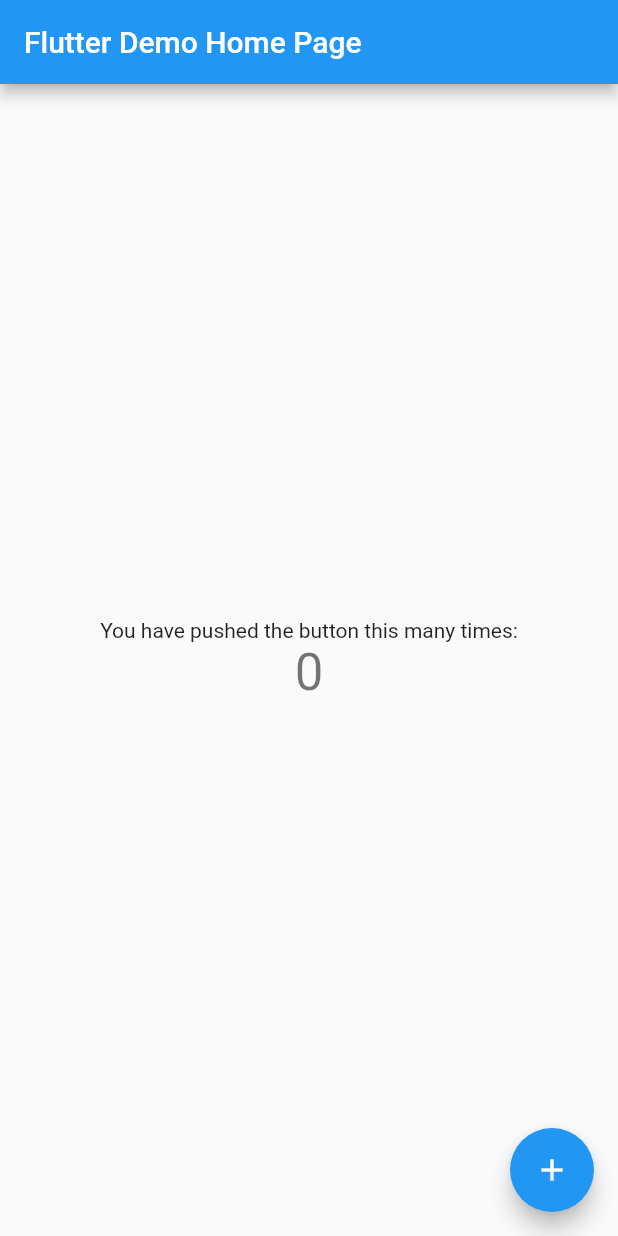
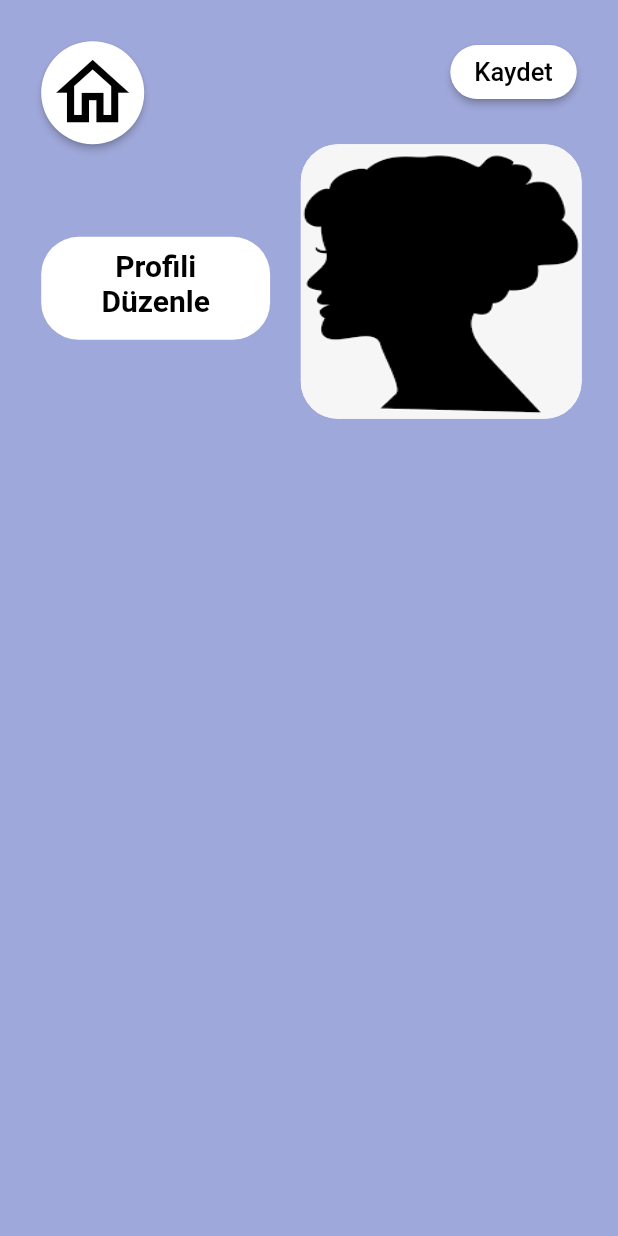
Before and after one commit to alyilmaz99/animal_app, a Flutter app: the screen it shows after launch, on a phone screen of 412 x 824 dp. Run offline on Flutter 3.47's test engine with Material 2 defaults, Android fonts, the phone set to English and light mode, and no system bars.

Commit message:
profile page first look up

```diff
--- /dev/null
+++ b/lib/const/color_const.dart
@@ -0,0 +1,6 @@
+import 'package:flutter/material.dart';
+
+class ColorConst {
+  static const homeButtonBackground = Colors.white;
+  static const homeButtonColor = Colors.black;
+}
--- /dev/null
+++ b/lib/const/text_const.dart
@@ -0,0 +1,5 @@
+class TextConst {
+  static const String profileKaydet = "Kaydet";
+  static const String profile = "Profili";
+  static const String edit = "Düzenle";
+}
--- a/lib/main.dart
+++ b/lib/main.dart
@@ -1,3 +1,4 @@
+import 'package:animal_app/view/profile_page_view.dart';
 import 'package:flutter/material.dart';
 
 void main() {
@@ -10,106 +11,10 @@ class MyApp extends StatelessWidget {
   // This widget is the root of your application.
   @override
   Widget build(BuildContext context) {
-    return MaterialApp(
+    return const MaterialApp(
+      debugShowCheckedModeBanner: false,
       title: 'Flutter Demo',
-      theme: ThemeData(
-        // This is the theme of your application.
-        //
-        // Try running your application with "flutter run". You'll see the
-        // application has a blue toolbar. Then, without quitting the app, try
-        // changing the primarySwatch below to Colors.green and then invoke
-        // "hot reload" (press "r" in the console where you ran "flutter run",
-        // or simply save your changes to "hot reload" in a Flutter IDE).
-        // Notice that the counter didn't reset back to zero; the application
-        // is not restarted.
-        primarySwatch: Colors.blue,
-      ),
-      home: const MyHomePage(title: 'Flutter Demo Home Page'),
+      home: ProfilePage(),
     );
   }
 }
-
-class MyHomePage extends StatefulWidget {
-  const MyHomePage({Key? key, required this.title}) : super(key: key);
-
-  // This widget is the home page of your application. It is stateful, meaning
-  // that it has a State object (defined below) that contains fields that affect
-  // how it looks.
-
-  // This class is the configuration for the state. It holds the values (in this
-  // case the title) provided by the parent (in this case the App widget) and
-  // used by the build method of the State. Fields in a Widget subclass are
-  // always marked "final".
-
-  final String title;
-
-  @override
-  State<MyHomePage> createState() => _MyHomePageState();
-}
-
-class _MyHomePageState extends State<MyHomePage> {
-  int _counter = 0;
-
-  void _incrementCounter() {
-    setState(() {
-      // This call to setState tells the Flutter framework that something has
-      // changed in this State, which causes it to rerun the build method below
-      // so that the display can reflect the updated values. If we changed
-      // _counter without calling setState(), then the build method would not be
-      // called again, and so nothing would appear to happen.
-      _counter++;
-    });
-  }
-
-  @override
-  Widget build(BuildContext context) {
-    // This method is rerun every time setState is called, for instance as done
-    // by the _incrementCounter method above.
-    //
-    // The Flutter framework has been optimized to make rerunning build methods
-    // fast, so that you can just rebuild anything that needs updating rather
-    // than having to individually change instances of widgets.
-    return Scaffold(
-      appBar: AppBar(
-        // Here we take the value from the MyHomePage object that was created by
-        // the App.build method, and use it to set our appbar title.
-        title: Text(widget.title),
-      ),
-      body: Center(
-        // Center is a layout widget. It takes a single child and positions it
-        // in the middle of the parent.
-        child: Column(
-          // Column is also a layout widget. It takes a list of children and
-          // arranges them vertically. By default, it sizes itself to fit its
-          // children horizontally, and tries to be as tall as its parent.
-          //
-          // Invoke "debug painting" (press "p" in the console, choose the
-          // "Toggle Debug Paint" action from the Flutter Inspector in Android
-          // Studio, or the "Toggle Debug Paint" command in Visual Studio Code)
-          // to see the wireframe for each widget.
-          //
-          // Column has various properties to control how it sizes itself and
-          // how it positions its children. Here we use mainAxisAlignment to
-          // center the children vertically; the main axis here is the vertical
-          // axis because Columns are vertical (the cross axis would be
-          // horizontal).
-          mainAxisAlignment: MainAxisAlignment.center,
-          children: <Widget>[
-            const Text(
-              'You have pushed the button this many times:',
-            ),
-            Text(
-              '$_counter',
-              style: Theme.of(context).textTheme.headline4,
-            ),
-          ],
-        ),
-      ),
-      floatingActionButton: FloatingActionButton(
-        onPressed: _incrementCounter,
-        tooltip: 'Increment',
-        child: const Icon(Icons.add),
-      ), // This trailing comma makes auto-formatting nicer for build methods.
-    );
-  }
-}
--- /dev/null
+++ b/lib/view/profile_page_view.dart
@@ -0,0 +1,62 @@
+import 'package:animal_app/const/color_const.dart';
+import 'package:animal_app/const/text_const.dart';
+import 'package:animal_app/widget/edit_profile.dart';
+import 'package:animal_app/widget/home_button.dart';
+import 'package:animal_app/widget/save_button.dart';
+import 'package:flutter/cupertino.dart';
+import 'package:flutter/material.dart';
+import 'package:flutter/src/foundation/key.dart';
+import 'package:flutter/src/widgets/framework.dart';
+
+class ProfilePage extends StatelessWidget {
+  const ProfilePage({Key? key}) : super(key: key);
+
+  @override
+  Widget build(BuildContext context) {
+    var screenSize = MediaQuery.of(context).size;
+    var screenWidth = screenSize.width;
+    var screenHeight = screenSize.height;
+
+    return Container(
+      color: Colors.indigo.shade200,
+      child: Column(
+        children: [
+          Row(
+            children: [
+              Container(
+                alignment: Alignment.topLeft,
+                margin: EdgeInsets.only(
+                    top: screenWidth / 15, left: screenWidth / 15),
+                child: const HomeButton(),
+              ),
+              Expanded(child: Container()),
+              Container(
+                alignment: Alignment.topRight,
+                margin: EdgeInsets.only(right: screenWidth / 15),
+                child: const SaveButton(),
+              ),
+            ],
+          ),
+          Row(
+            children: [
+              const EditProfile(),
+              Expanded(child: Container()),
+              Container(
+                width: screenWidth / 2.2,
+                height: screenHeight / 4.5,
+                margin: EdgeInsets.only(right: screenWidth / 17),
+                decoration: BoxDecoration(
+                    color: ColorConst.homeButtonBackground,
+                    borderRadius: BorderRadius.circular(25),
+                    image: const DecorationImage(
+                      image: AssetImage('assets/images.jpg'),
+                      fit: BoxFit.fill,
+                    )),
+              ),
+            ],
+          ),
+        ],
+      ),
+    );
+  }
+}
--- /dev/null
+++ b/lib/widget/edit_profile.dart
@@ -0,0 +1,51 @@
+import 'package:flutter/material.dart';
+import 'package:flutter/src/foundation/key.dart';
+import 'package:flutter/src/widgets/framework.dart';
+
+import '../const/color_const.dart';
+import '../const/text_const.dart';
+
+class EditProfile extends StatelessWidget {
+  const EditProfile({Key? key}) : super(key: key);
+
+  @override
+  Widget build(BuildContext context) {
+    var screenSize = MediaQuery.of(context).size;
+    var screenWidth = screenSize.width;
+    var screenHeight = screenSize.height;
+    return Container(
+      alignment: Alignment.center,
+      height: screenHeight / 12,
+      width: screenWidth / 2.7,
+      margin: EdgeInsets.only(
+          top: screenWidth / 11,
+          left: screenWidth / 15,
+          bottom: screenWidth / 14.5),
+      decoration: BoxDecoration(
+        borderRadius: BorderRadius.circular(25),
+        color: ColorConst.homeButtonBackground,
+      ),
+      child: Column(
+        children: const [
+          SizedBox(
+            height: 8,
+          ),
+          DefaultTextStyle(
+            style: TextStyle(
+                fontSize: 20, color: Colors.black, fontWeight: FontWeight.bold),
+            child: Text(
+              TextConst.profile,
+            ),
+          ),
+          DefaultTextStyle(
+            style: TextStyle(
+                fontSize: 20, color: Colors.black, fontWeight: FontWeight.bold),
+            child: Text(
+              TextConst.edit,
+            ),
+          ),
+        ],
+      ),
+    );
+  }
+}
--- /dev/null
+++ b/lib/widget/home_button.dart
@@ -0,0 +1,35 @@
+import 'package:flutter/material.dart';
+import 'package:flutter/src/foundation/key.dart';
+import 'package:flutter/src/widgets/framework.dart';
+
+import '../const/color_const.dart';
+
+class HomeButton extends StatelessWidget {
+  const HomeButton({Key? key}) : super(key: key);
+
+  @override
+  Widget build(BuildContext context) {
+    var screenSize = MediaQuery.of(context).size;
+    var screenWidth = screenSize.width;
+    var screenHeight = screenSize.height;
+
+    return ElevatedButton(
+      style: ElevatedButton.styleFrom(
+        primary: ColorConst.homeButtonBackground,
+        shape: const CircleBorder(),
+        fixedSize: Size(screenWidth / 6, screenWidth / 6),
+        alignment: Alignment.center,
+        padding: EdgeInsets.zero,
+      ),
+      onPressed: () {},
+      child: Align(
+        alignment: Alignment.center,
+        child: Icon(
+          Icons.home_outlined,
+          size: screenWidth / 7,
+          color: ColorConst.homeButtonColor,
+        ),
+      ),
+    );
+  }
+}
--- /dev/null
+++ b/lib/widget/save_button.dart
@@ -0,0 +1,24 @@
+import 'package:flutter/material.dart';
+import 'package:flutter/src/foundation/key.dart';
+import 'package:flutter/src/widgets/framework.dart';
+
+import '../const/color_const.dart';
+import '../const/text_const.dart';
+
+class SaveButton extends StatelessWidget {
+  const SaveButton({Key? key}) : super(key: key);
+
+  @override
+  Widget build(BuildContext context) {
+    return ElevatedButton(
+        onPressed: () {},
+        style: ElevatedButton.styleFrom(
+          primary: ColorConst.homeButtonBackground,
+          shape: const StadiumBorder(),
+        ),
+        child: const Text(
+          TextConst.profileKaydet,
+          style: TextStyle(color: ColorConst.homeButtonColor, fontSize: 17),
+        ));
+  }
+}
--- a/pubspec.yaml
+++ b/pubspec.yaml
@@ -58,8 +58,8 @@ flutter:
   uses-material-design: true
 
   # To add assets to your application, add an assets section, like this:
-  # assets:
-  #   - images/a_dot_burr.jpeg
+  assets:
+    - assets/
   #   - images/a_dot_ham.jpeg
 
   # An image asset can refer to one or more resolution-specific "variants", see
```
Also changed, not shown: assets/images.jpg (added), assets/profile.jpg (added), lib/const/icon_const.dart (added), 43 other files.
